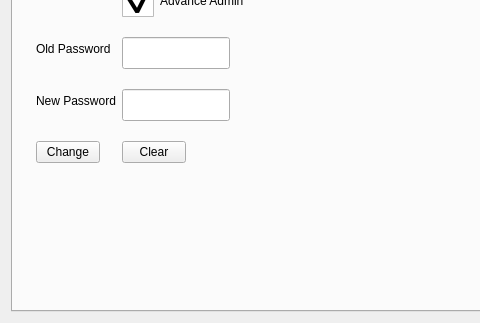
GaussCheng/2-5AxisPunch, file hcsettings/ichcsystemsettingsframe.ui: the form before one commit; both pictures show x 0 to 480 and y 140 to 463 of the 946 by 463 pixel window.
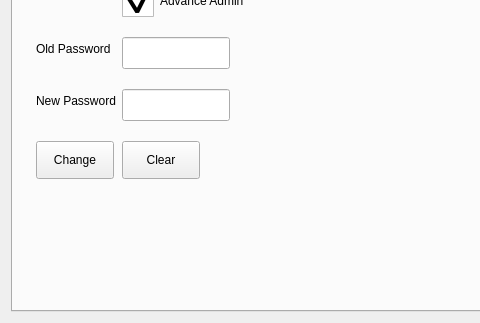
The form after the commit. The open tabs and pages were chosen to show the change. Icons and pictures are not drawn. Custom widgets are drawn as their Qt base class.

The edit to the form file:
```diff
--- a/hcsettings/ichcsystemsettingsframe.ui
+++ b/hcsettings/ichcsystemsettingsframe.ui
@@ -607,10 +607,22 @@
        </item>
        <item row="5" column="0">
         <widget class="QPushButton" name="changeButton">
+         <property name="sizePolicy">
+          <sizepolicy hsizetype="Fixed" vsizetype="Fixed">
+           <horstretch>0</horstretch>
+           <verstretch>0</verstretch>
+          </sizepolicy>
+         </property>
+         <property name="minimumSize">
+          <size>
+           <width>78</width>
+           <height>38</height>
+          </size>
+         </property>
          <property name="maximumSize">
           <size>
-           <width>64</width>
-           <height>16777215</height>
+           <width>70</width>
+           <height>50</height>
           </size>
          </property>
          <property name="text">
@@ -620,10 +632,22 @@
        </item>
        <item row="5" column="1">
         <widget class="QPushButton" name="clearButton">
+         <property name="sizePolicy">
+          <sizepolicy hsizetype="Fixed" vsizetype="Fixed">
+           <horstretch>0</horstretch>
+           <verstretch>0</verstretch>
+          </sizepolicy>
+         </property>
+         <property name="minimumSize">
+          <size>
+           <width>78</width>
+           <height>38</height>
+          </size>
+         </property>
          <property name="maximumSize">
           <size>
-           <width>64</width>
-           <height>16777215</height>
+           <width>70</width>
+           <height>50</height>
           </size>
          </property>
          <property name="text">
```
Left out of the diff: 52 changed lines with no effect on the pictures.
